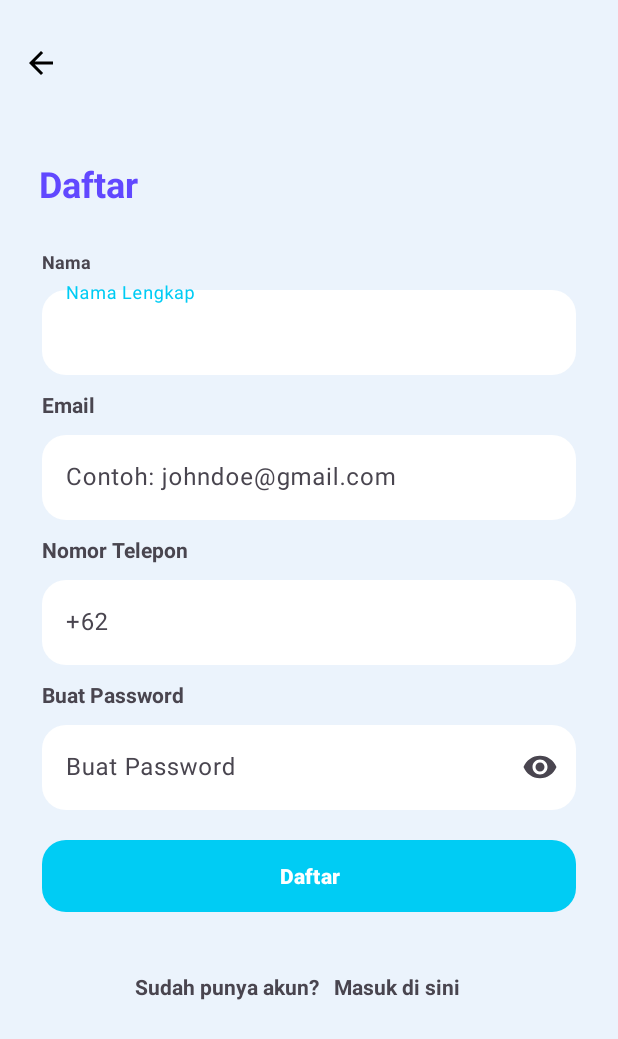
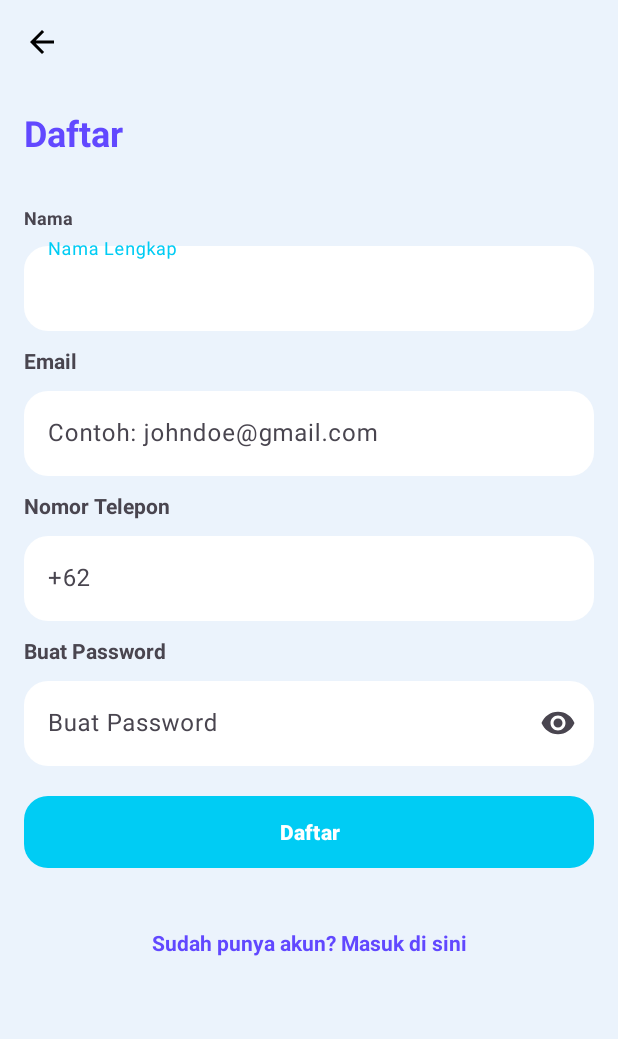
Before and after one commit to Budiart18/SiNow, an Android app: the RegisterActivity screen opened directly, with no data from a screen before it, on a phone screen of 412 x 824 dp. Shown: the top 1039 px of the screen. Run offline under Robolectric (Android 15) with nearby library versions, the phone set to English and light mode, and no system bars.

Commit message:
slicing login and register page

```diff
--- a/app/src/main/res/layout/activity_register.xml
+++ b/app/src/main/res/layout/activity_register.xml
@@ -6,48 +6,48 @@
     android:layout_height="match_parent"
     tools:context=".presentation.auth.register.RegisterActivity">
 
-
     <ImageView
         android:id="@+id/iv_back"
         android:layout_width="wrap_content"
         android:layout_height="wrap_content"
-        android:layout_marginStart="15dp"
-        android:layout_marginTop="30dp"
+        android:layout_marginStart="16dp"
+        android:layout_marginTop="16dp"
         android:src="@drawable/ic_arrow_back"
         app:layout_constraintStart_toStartOf="parent"
-        app:layout_constraintTop_toTopOf="parent"
-
-        />
+        app:layout_constraintTop_toTopOf="parent"/>
 
     <TextView
         android:id="@+id/tv_register"
-        android:layout_width="wrap_content"
+        android:layout_width="0dp"
         android:layout_height="wrap_content"
-        android:layout_marginStart="26dp"
-        android:layout_marginTop="106dp"
+        android:layout_marginStart="16dp"
+        android:layout_marginTop="32dp"
         android:text="Daftar"
         android:textColor="#6148FF"
         android:textSize="24sp"
         android:textStyle="bold"
         app:layout_constraintStart_toStartOf="parent"
-        app:layout_constraintTop_toTopOf="parent" />
+        app:layout_constraintTop_toBottomOf="@+id/iv_back"
+        app:layout_constraintEnd_toEndOf="parent" />
 
     <LinearLayout
-        android:layout_width="match_parent"
+        android:layout_width="0dp"
         android:layout_height="wrap_content"
-        android:layout_marginHorizontal="28dp"
-        android:layout_marginTop="166dp"
+        android:layout_marginStart="16dp"
+        android:layout_marginTop="32dp"
+        android:layout_marginEnd="16dp"
         android:orientation="vertical"
-        app:layout_constraintTop_toTopOf="parent">
+        app:layout_constraintStart_toStartOf="parent"
+        app:layout_constraintTop_toBottomOf="@id/tv_register"
+        app:layout_constraintEnd_toEndOf="parent">
 
         <TextView
-            android:id="@+id/tv_nama"
+            android:id="@+id/tv_name"
             android:layout_width="wrap_content"
             android:layout_height="wrap_content"
             android:text="Nama"
             android:textSize="12sp"
             android:textStyle="bold" />
-
 
         <com.google.android.material.textfield.TextInputLayout
             android:id="@+id/etl_name"
@@ -58,12 +58,10 @@
             <com.google.android.material.textfield.TextInputEditText
                 android:id="@+id/et_name"
                 android:layout_width="match_parent"
-                android:layout_height="match_parent"
+                android:layout_height="wrap_content"
                 android:background="@drawable/rounded_corners"
                 android:hint="Nama Lengkap"
                 android:inputType="text" />
-
-
         </com.google.android.material.textfield.TextInputLayout>
 
         <TextView
@@ -83,12 +81,10 @@
             <com.google.android.material.textfield.TextInputEditText
                 android:id="@+id/et_email"
                 android:layout_width="match_parent"
-                android:layout_height="match_parent"
+                android:layout_height="wrap_content"
                 android:background="@drawable/rounded_corners"
                 android:hint="Contoh: johndoe@gmail.com"
                 android:inputType="textEmailAddress" />
-
-
         </com.google.android.material.textfield.TextInputLayout>
 
         <TextView
@@ -108,14 +104,11 @@
             <com.google.android.material.textfield.TextInputEditText
                 android:id="@+id/et_no_telp"
                 android:layout_width="match_parent"
-                android:layout_height="match_parent"
+                android:layout_height="wrap_content"
                 android:background="@drawable/rounded_corners"
                 android:hint="+62"
                 android:inputType="phone" />
-
-
         </com.google.android.material.textfield.TextInputLayout>
-
 
         <TextView
             android:id="@+id/tv_password"
@@ -135,37 +128,30 @@
             <com.google.android.material.textfield.TextInputEditText
                 android:id="@+id/et_password"
                 android:layout_width="match_parent"
-                android:layout_height="match_parent"
+                android:layout_height="wrap_content"
                 android:background="@drawable/rounded_corners"
                 android:hint="Buat Password"
                 android:inputType="textPassword" />
-
-
         </com.google.android.material.textfield.TextInputLayout>
 
         <Button
+            android:id="@+id/btn_register"
             android:layout_width="match_parent"
             android:layout_height="wrap_content"
             android:layout_marginTop="20dp"
             android:background="@drawable/bg_rounded_corners_color"
             android:text="Daftar"
             android:textStyle="bold"
-
-            />
-
+            android:textColor="@android:color/white" />
 
         <TextView
-            android:layout_width="340dp"
+            android:id="@+id/tv_already_have_account"
+            android:layout_width="match_parent"
             android:layout_height="wrap_content"
             android:layout_marginTop="40dp"
-            android:text="Sudah punya akun?   Masuk di sini"
-            android:textAlignment="center"
+            android:text="Sudah punya akun? Masuk di sini"
+            android:gravity="center"
             android:textStyle="bold"
-
-            />
-
-
+            android:textColor="#6148FF" />
     </LinearLayout>
-
-
 </androidx.constraintlayout.widget.ConstraintLayout>
```
Also changed, not shown: app/src/main/res/layout/activity_login.xml (+44 -42 lines).
